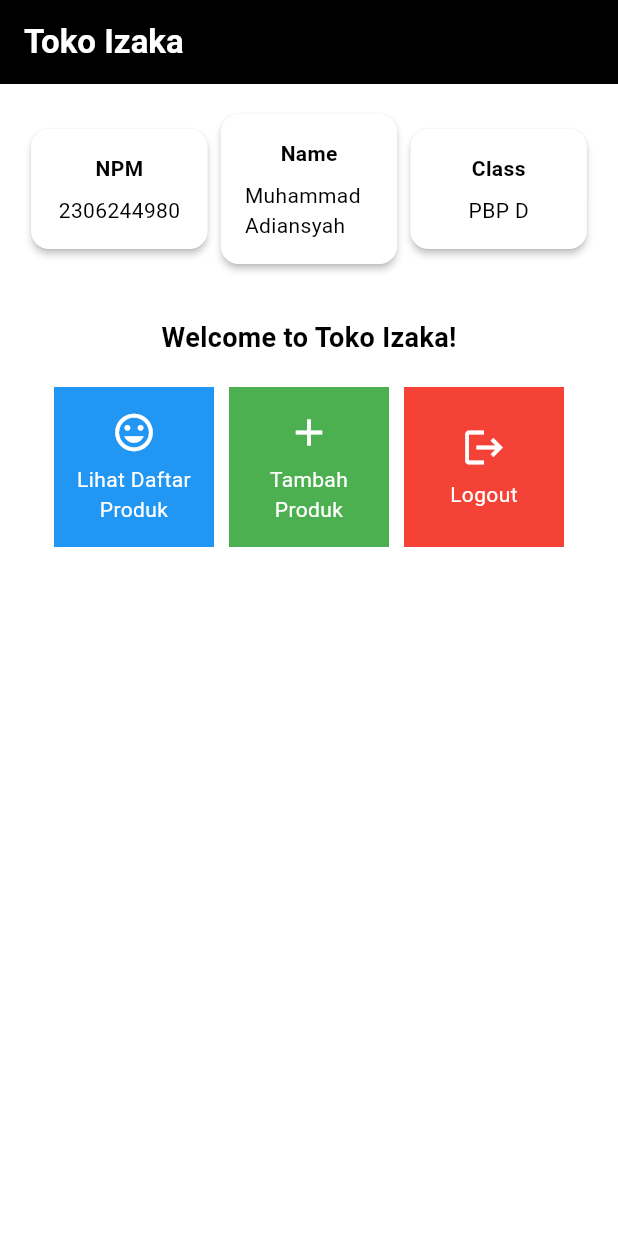
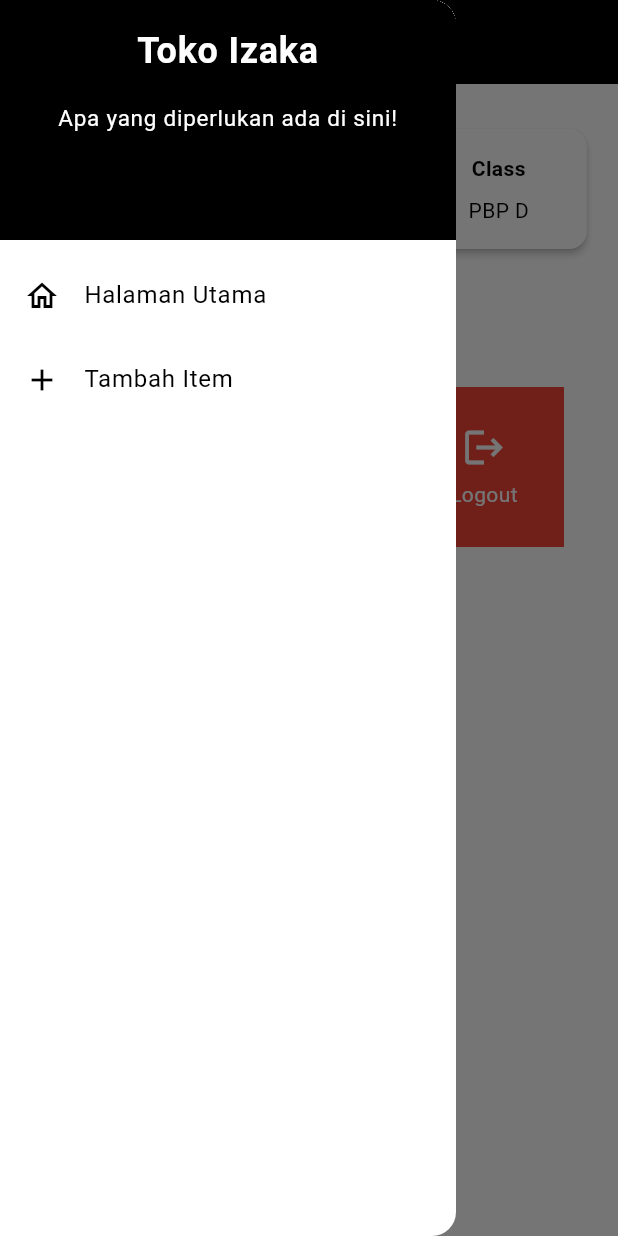
Before and after one commit to Adiieeee/toko-izaka-mobile, a Flutter app: the screen it shows after launch, with the side drawer open (before the commit the screen has no drawer), on a phone screen of 412 x 824 dp. Run offline on Flutter 3.47's test engine with Material 3 defaults, Android fonts, the phone set to English and light mode, and no system bars.

Commit message:
tugas 7 Done

```diff
--- a/lib/main.dart
+++ b/lib/main.dart
@@ -1,5 +1,5 @@
 import 'package:flutter/material.dart';
-import 'package:toko_izaka/menu.dart';
+import 'package:toko_izaka/screens/menu.dart';
 
 void main() {
   runApp(const MyApp());
--- a/lib/menu.dart
+++ b/lib/screens/menu.dart
@@ -1,4 +1,6 @@
 import 'package:flutter/material.dart';
+import 'package:toko_izaka/widgets/left_drawer.dart';
+import 'package:toko_izaka/widgets/item_card.dart';
 
 class MyHomePage extends StatelessWidget {
   final String npm = '2306244980'; // NPM
@@ -28,7 +30,9 @@
         ),
         // Warna latar belakang AppBar diambil dari skema warna tema aplikasi.
         backgroundColor: Theme.of(context).colorScheme.primary,
+        iconTheme: const IconThemeData(color: Colors.white),
       ),
+      drawer: const LeftDrawer(),
       // Body halaman dengan padding di sekelilingnya.
       body: Padding(
         padding: const EdgeInsets.all(16.0),
@@ -124,66 +128,3 @@
     );
   }
 }
-
-class ItemHomepage {
-  final String name;
-  final IconData icon;
-  final Color color;
-
-  ItemHomepage(this.name, this.icon, this.color);
-}
-
-class ItemCard extends StatelessWidget {
-  // Menampilkan kartu dengan ikon dan nama.
-
-  final ItemHomepage item;
-
-  const ItemCard(this.item, {super.key});
-
-  @override
-  Widget build(BuildContext context) {
-    return Material(
-      // Menentukan warna latar belakang dari tema aplikasi.
-      color: Theme.of(context).colorScheme.secondary,
-      // Membuat sudut kartu melengkung.
-      borderRadius: BorderRadius.circular(12),
-
-      child: InkWell(
-        // Aksi ketika kartu ditekan.
-        onTap: () {
-          // Menampilkan pesan SnackBar saat kartu ditekan.
-          ScaffoldMessenger.of(context)
-            ..hideCurrentSnackBar()
-            ..showSnackBar(
-              SnackBar(content: Text("Kamu telah menekan tombol ${item.name}!"))
-            );
-        },
-        // Container untuk menyimpan Icon dan Text
-        child: Container(
-          color: item.color,
-          padding: const EdgeInsets.all(8),
-          child: Center(
-            child: Column(
-              // Menyusun ikon dan teks di tengah kartu.
-              mainAxisAlignment: MainAxisAlignment.center,
-              children: [
-                Icon(
-                  item.icon,
-                  color: Colors.white,
-                  size: 30.0,
-                ),
-                const Padding(padding: EdgeInsets.all(3)),
-                Text(
-                  item.name,
-                  textAlign: TextAlign.center,
-                  style: const TextStyle(color: Colors.white),
-                ),
-              ],
-            ),
-          ),
-        ),
-      ),
-    );
-  }
-
-}
--- /dev/null
+++ b/lib/widgets/item_card.dart
@@ -0,0 +1,71 @@
+import 'package:flutter/material.dart';
+import 'package:toko_izaka/screens/itementry_form.dart';
+
+class ItemHomepage {
+  final String name;
+  final IconData icon;
+  final Color color;
+
+  ItemHomepage(this.name, this.icon, this.color);
+}
+
+class ItemCard extends StatelessWidget {
+  // Menampilkan kartu dengan ikon dan nama.
+
+  final ItemHomepage item;
+
+  const ItemCard(this.item, {super.key});
+
+  @override
+  Widget build(BuildContext context) {
+    return Material(
+      // Menentukan warna latar belakang dari tema aplikasi.
+      color: Theme.of(context).colorScheme.secondary,
+      // Membuat sudut kartu melengkung.
+      borderRadius: BorderRadius.circular(12),
+
+      child: InkWell(
+        // Aksi ketika kartu ditekan.
+        onTap: () {
+          // Menampilkan pesan SnackBar saat kartu ditekan.
+          ScaffoldMessenger.of(context)
+            ..hideCurrentSnackBar()
+            ..showSnackBar(
+              SnackBar(content: Text("Kamu telah menekan tombol ${item.name}!")));
+          if (item.name == "Tambah Produk") {
+            Navigator.push(
+                context,
+                MaterialPageRoute(
+                  builder: (context) => const ItemEntryFormPage(),
+                ));
+          }
+        },
+        // Container untuk menyimpan Icon dan Text
+        child: Container(
+          color: item.color,
+          padding: const EdgeInsets.all(8),
+          child: Center(
+            child: Column(
+              // Menyusun ikon dan teks di tengah kartu.
+              mainAxisAlignment: MainAxisAlignment.center,
+              children: [
+                Icon(
+                  item.icon,
+                  color: Colors.white,
+                  size: 30.0,
+                ),
+                const Padding(padding: EdgeInsets.all(3)),
+                Text(
+                  item.name,
+                  textAlign: TextAlign.center,
+                  style: const TextStyle(color: Colors.white),
+                ),
+              ],
+            ),
+          ),
+        ),
+      ),
+    );
+  }
+
+}
--- /dev/null
+++ b/lib/widgets/left_drawer.dart
@@ -0,0 +1,69 @@
+import 'package:flutter/material.dart';
+import 'package:toko_izaka/screens/menu.dart';
+import 'package:toko_izaka/screens/itementry_form.dart';
+
+class LeftDrawer extends StatelessWidget {
+  const LeftDrawer({super.key});
+
+  @override
+  Widget build(BuildContext context) {
+    return Drawer(
+      child: ListView(
+        children: [
+          DrawerHeader(
+            decoration: BoxDecoration(
+              color: Theme.of(context).colorScheme.primary,
+            ),
+            child: const Column(
+              children: [
+                Text(
+                  'Toko Izaka',
+                  textAlign: TextAlign.center,
+                  style: TextStyle(
+                    fontSize: 24,
+                    fontWeight: FontWeight.bold,
+                    color: Colors.white,
+                  ),
+                ),
+                Padding(padding: EdgeInsets.all(8)),
+                Text(
+                  "Apa yang diperlukan ada di sini!",
+                  textAlign: TextAlign.center, // Align center
+                    style: TextStyle(
+                      fontSize: 15,           // Ukuran font 15
+                      color: Colors.white,     // Warna font putih
+                      fontWeight: FontWeight.normal, // Berat font biasa
+                    ),
+                ),
+              ],
+            ),
+          ),
+          ListTile(
+            leading: const Icon(Icons.home_outlined),
+            title: const Text('Halaman Utama'),
+            // Bagian redirection ke MyHomePage
+            onTap: () {
+              Navigator.pushReplacement(
+                  context,
+                  MaterialPageRoute(
+                    builder: (context) => MyHomePage(),
+                  ));
+            },
+          ),
+          ListTile(
+            leading: const Icon(Icons.add),
+            title: const Text('Tambah Item'),
+            // Bagian redirection ke MoodEntryFormPage
+            onTap: () {
+              Navigator.push(
+                context,
+                MaterialPageRoute(
+                  builder: (context) => const ItemEntryFormPage(),
+                ));
+            },
+          ),
+        ],
+      ),
+    );
+  }
+}
```
Also changed, not shown: lib/screens/itementry_form.dart (added, +164 -0 lines).
